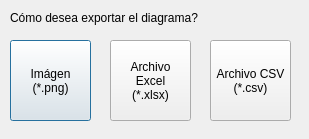
The window that ppcc/exportdiagramdialog.ui (ErnestoVivas/Multiconsult-ppcc) describes before a commit, drawn with Qt 5.
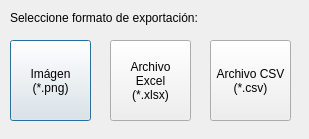
The same window after the commit.

```diff
--- a/ppcc/exportdiagramdialog.ui
+++ b/ppcc/exportdiagramdialog.ui
@@ -23,7 +23,7 @@
     </rect>
    </property>
    <property name="text">
-    <string>Cómo desea exportar el diagrama?</string>
+    <string>Seleccione formato de exportación:</string>
    </property>
   </widget>
   <widget class="QPushButton" name="buttonImage">
```
